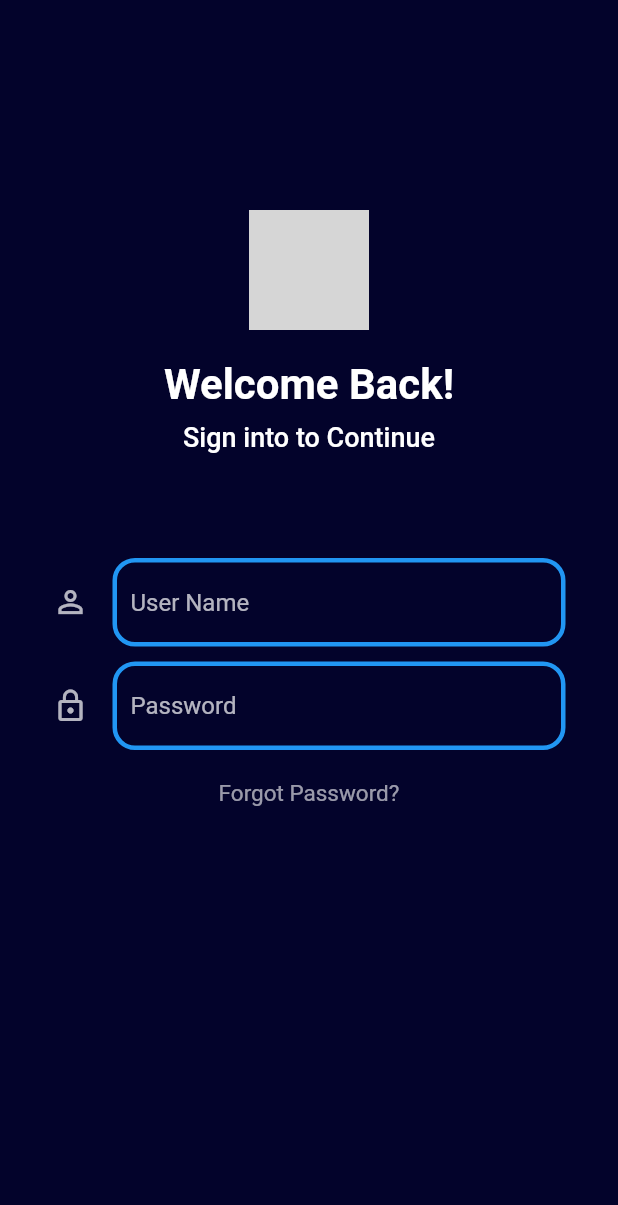
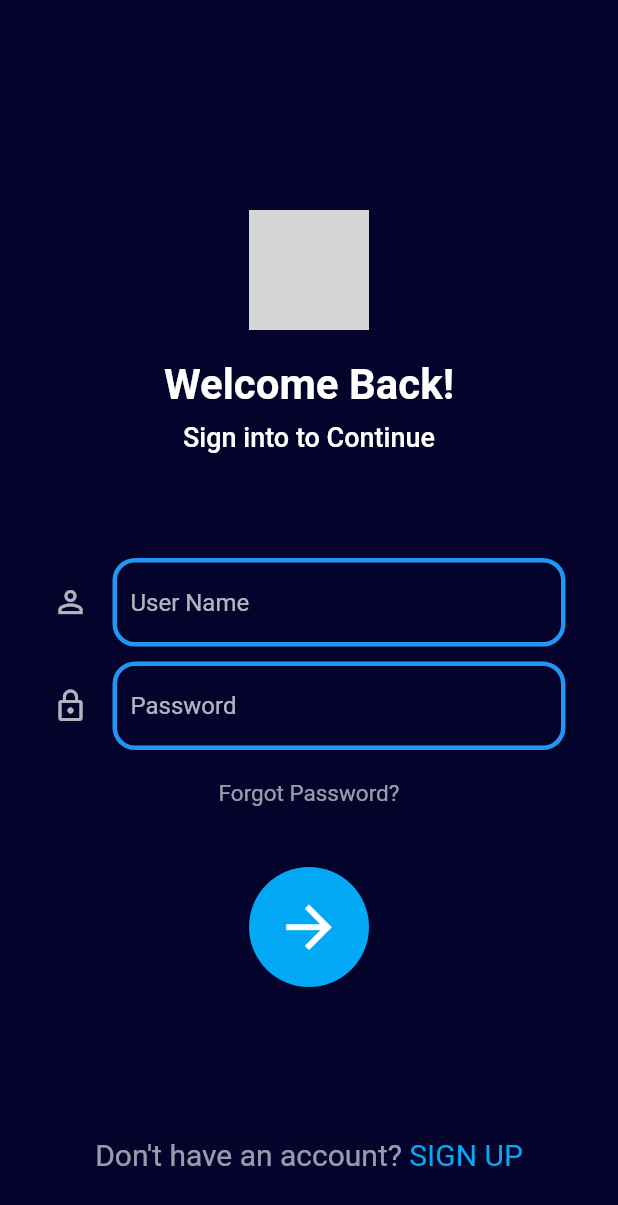
Before and after one commit to Elmurodjon01/databasetask1, a Flutter app: the screen it shows after launch, on a phone screen of 412 x 824 dp. Shown: the top 1205 px of the screen. Run offline on Flutter 3.47's test engine with Material 2 defaults, Android fonts, the phone set to English and light mode, and no system bars; network calls fail; grey boxes are pictures that could not be loaded.

Commit message:
login page is done

```diff
--- a/lib/pages/loginPage.dart
+++ b/lib/pages/loginPage.dart
@@ -56,6 +56,14 @@ class _LoginPageState extends State<LoginPage> {
                     height: 20,
                   ),
                   Parts.restorePass(),
+                  const SizedBox(
+                    height: 40,
+                  ),
+                  Parts.arrow(),
+                  const SizedBox(
+                    height: 100,
+                  ),
+                  Parts.ask(),
                 ],
               ),
             ),
--- a/lib/parts.dart
+++ b/lib/parts.dart
@@ -73,4 +73,40 @@ class Parts {
       style: TextStyle(color: Colors.white60, fontSize: 15),
     );
   }
+
+  static Widget arrow() {
+    return Container(
+      height: 80,
+      width: 80,
+      decoration: const BoxDecoration(
+        color: Colors.lightBlue,
+        borderRadius: BorderRadius.all(
+          Radius.circular(40),
+        ),
+      ),
+      child: const Center(
+        child: Icon(
+          Icons.arrow_forward,
+          color: Colors.white,
+          size: 45,
+        ),
+      ),
+    );
+  }
+
+  static Widget ask() {
+    return Row(
+      mainAxisAlignment: MainAxisAlignment.center,
+      children: [
+        Text(
+          'Don\'t have an account? ',
+          style: TextStyle(color: Colors.white60, fontSize: 20),
+        ),
+        Text(
+          'SIGN UP',
+          style: TextStyle(color: Colors.lightBlue, fontSize: 20),
+        ),
+      ],
+    );
+  }
 }
```
